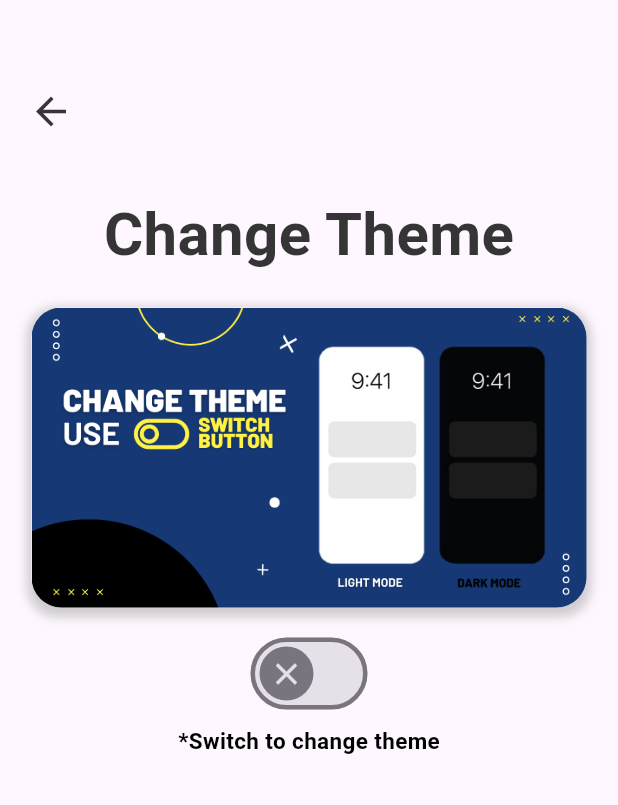
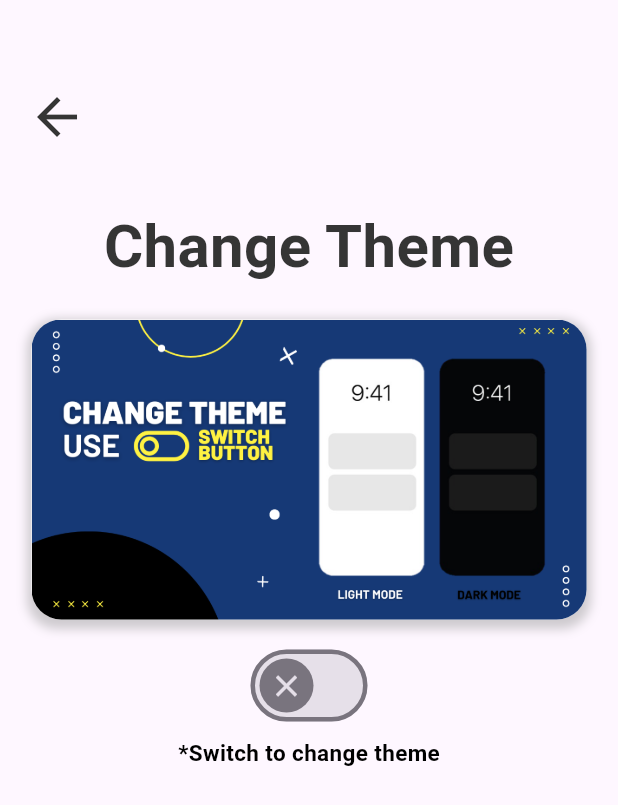
Before and after one commit to gabrielasheryll/Tugas7, a Flutter app: the ChangeTheme screen opened directly, on a phone screen of 412 x 824 dp. Shown: the top 805 px of the screen. Run offline on Flutter 3.47's test engine with Material 3 defaults, Android fonts, the phone set to English and light mode, and no system bars; our stand-ins replace flutter_rating_bar; Roboto replaces fonts that are missing (Nunito Sans).

Commit message:
Commit 14

```diff
--- a/SahabatMahasiswa-setting-main/lib/gantiTema.dart
+++ b/SahabatMahasiswa-setting-main/lib/gantiTema.dart
@@ -14,15 +14,16 @@ class ChangeTheme extends StatelessWidget {
               mainAxisAlignment: MainAxisAlignment.start,
               children: [
                 IconButton(
-                  onPressed: () {
+                  onPressed:() {
                     Navigator.push(
                       context,
-                      MaterialPageRoute(builder: (context) => Setting()),
+                      MaterialPageRoute(builder:(context) => Setting()),
                     );
+
                   },
                   icon: Icon(
                     Icons.arrow_back,
-                    size: 30,
+                    size: 40,
                     color: Color(0xFF353535),
                   ),
                 ),
```
